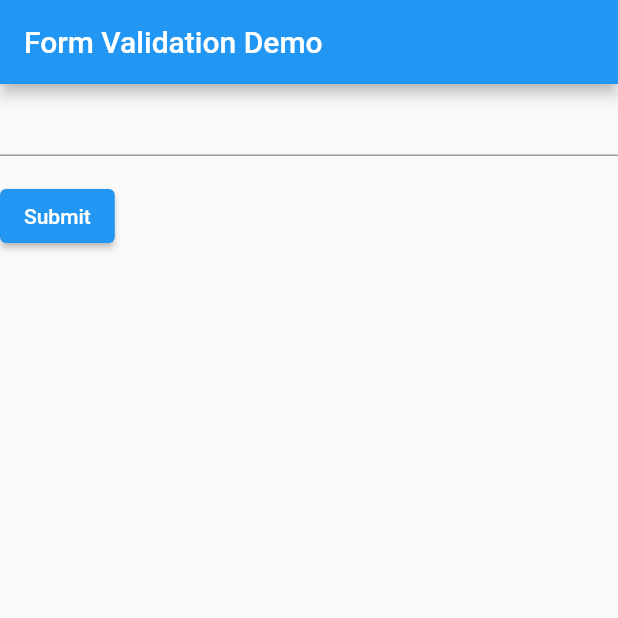
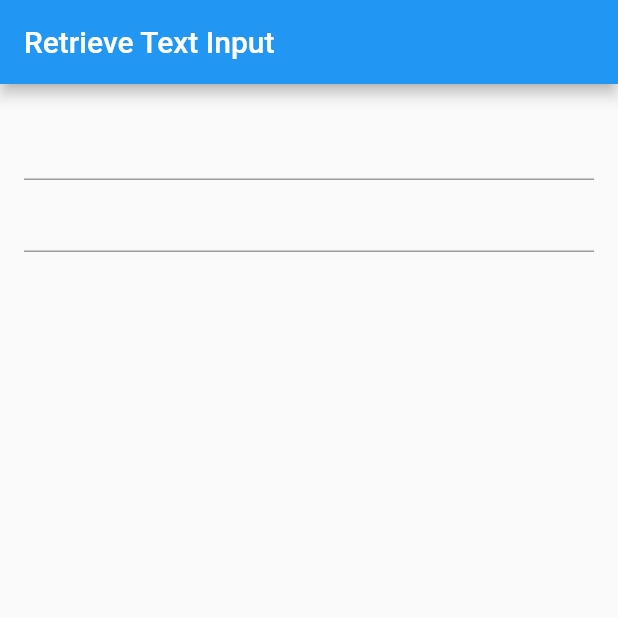
Before and after one commit to Wolfram-180/flutter_flask_socketio, a Flutter app: the screen it shows after launch, on a phone screen of 412 x 824 dp, the top half of it. Run offline on Flutter 3.47's test engine with Material 2 defaults, Android fonts, the phone set to English and light mode, and no system bars.

Commit message:
working on text controllers

```diff
--- a/flutter_socket_chat/lib/main.dart
+++ b/flutter_socket_chat/lib/main.dart
@@ -7,68 +7,69 @@ class MyApp extends StatelessWidget {
 
   @override
   Widget build(BuildContext context) {
-    const appTitle = 'Form Validation Demo';
+    return const MaterialApp(
+      title: 'Retrieve Text Input',
+      home: MyCustomForm(),
+    );
+  }
+}
 
-    return MaterialApp(
-      title: appTitle,
-      home: Scaffold(
-        appBar: AppBar(
-          title: const Text(appTitle),
+// Define a custom Form widget.
+class MyCustomForm extends StatefulWidget {
+  const MyCustomForm({Key? key}) : super(key: key);
+
+  @override
+  _MyCustomFormState createState() => _MyCustomFormState();
+}
+
+// Define a corresponding State class.
+// This class holds data related to the Form.
+class _MyCustomFormState extends State<MyCustomForm> {
+  // Create a text controller and use it to retrieve the current value
+  // of the TextField.
+  final myController = TextEditingController();
+
+  @override
+  void initState() {
+    super.initState();
+
+    // Start listening to changes.
+    myController.addListener(_printLatestValue);
+  }
+
+  @override
+  void dispose() {
+    // Clean up the controller when the widget is removed from the widget tree.
+    // This also removes the _printLatestValue listener.
+    myController.dispose();
+    super.dispose();
+  }
+
+  void _printLatestValue() {
+    print('Second text field: ${myController.text}');
+  }
+
+  @override
+  Widget build(BuildContext context) {
+    return Scaffold(
+      appBar: AppBar(
+        title: const Text('Retrieve Text Input'),
+      ),
+      body: Padding(
+        padding: const EdgeInsets.all(16.0),
+        child: Column(
+          children: [
+            TextField(
+              onChanged: (text) {
+                print('First text field: $text');
+              },
+            ),
+            TextField(
+              controller: myController,
+            ),
+          ],
         ),
-        body: const MyCustomForm(),
       ),
     );
   }
 }
-
-// Create a Form widget.
-class MyCustomForm extends StatefulWidget {
-  const MyCustomForm({Key? key}) : super(key: key);
-
-  @override
-  MyCustomFormState createState() {
-    return MyCustomFormState();
-  }
-}
-
-class MyCustomFormState extends State<MyCustomForm> {
-  final _formKey = GlobalKey<FormState>();
-
-  @override
-  Widget build(BuildContext context) {
-    // Build a Form widget using the _formKey created above.
-    return Form(
-      key: _formKey,
-      child: Column(
-        crossAxisAlignment: CrossAxisAlignment.start,
-        children: [
-          TextFormField(
-            // The validator receives the text that the user has entered.
-            validator: (value) {
-              if (value == null || value.isEmpty) {
-                return 'Please enter some text';
-              }
-              return null;
-            },
-          ),
-          Padding(
-            padding: const EdgeInsets.symmetric(vertical: 16.0),
-            child: ElevatedButton(
-              onPressed: () {
-                // Validate returns true if the form is valid, or false otherwise.
-                if (_formKey.currentState!.validate()) {
-                  // If the form is valid, display a snackbar. In the real world,
-                  // you'd often call a server or save the information in a database.
-                  ScaffoldMessenger.of(context).showSnackBar(
-                    const SnackBar(content: Text('Processing Data')),
-                  );
-                }
-              },
-              child: const Text('Submit'),
-            ),
-          ),
-        ],
-      ),
-    );
-  }
-}
```
